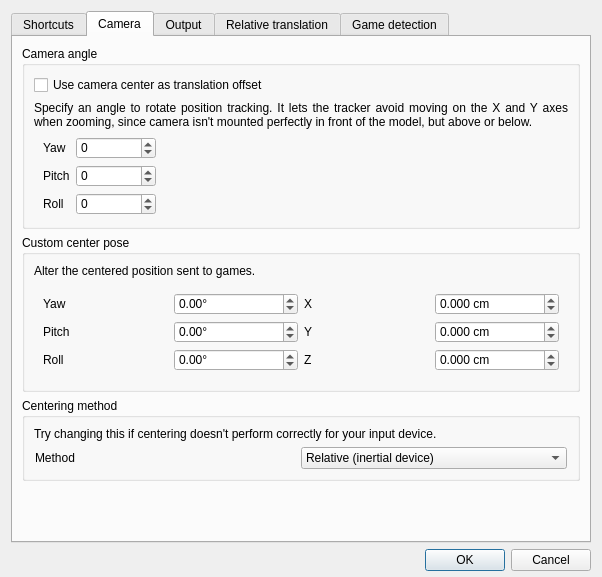
Before: the Qt Designer form gui/options-dialog.ui in opentrack/opentrack, drawn with Qt 5.
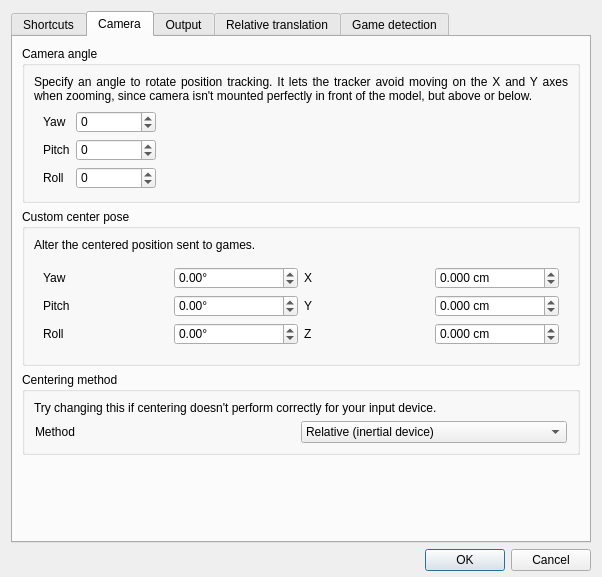
After: the same form once the commit is applied. The open tabs and pages were chosen to show the change. Icons and pictures are not drawn. Custom widgets are drawn as their Qt base class.

Commit message: logic/tracker: fix option not used in logic

Patch:
```diff
--- a/gui/options-dialog.ui
+++ b/gui/options-dialog.ui
@@ -987,13 +987,6 @@
          </property>
          <layout class="QGridLayout" name="gridLayout_6">
           <item row="4" column="0">
-           <widget class="QCheckBox" name="use_center_as_translation_camera_offset">
-            <property name="text">
-             <string>Use camera center as translation offset</string>
-            </property>
-           </widget>
-          </item>
-          <item row="5" column="0">
            <widget class="QLabel" name="label_17">
             <property name="minimumSize">
              <size>
@@ -1018,7 +1011,7 @@
             </property>
            </widget>
           </item>
-          <item row="6" column="0" alignment="Qt::AlignLeft">
+          <item row="5" column="0" alignment="Qt::AlignLeft">
            <widget class="QGroupBox" name="groupBox_3">
             <property name="styleSheet">
              <string notr="true">QGroupBox
```
Left out of the diff: 1 changed line with no effect on the pictures. The commit also changes 6 other files.
